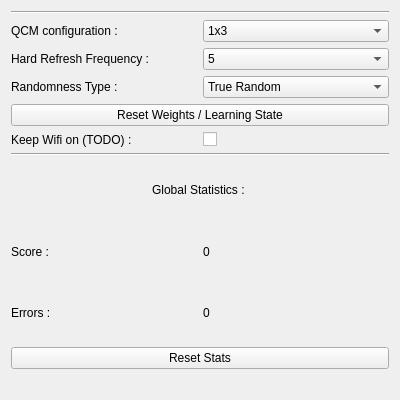
Qt form appsettings.ui (Aryetis/Obenkyobo) before a commit.
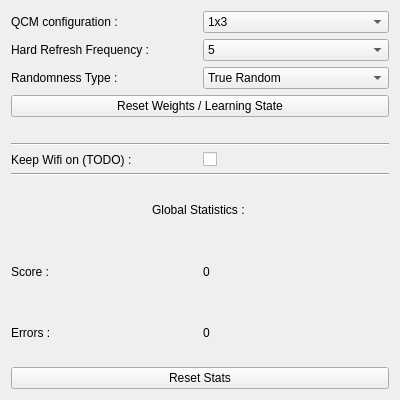
The same form after that commit.

The edit to the form file:
```diff
--- a/appsettings.ui
+++ b/appsettings.ui
@@ -22,13 +22,6 @@
      <property name="bottomMargin">
       <number>20</number>
      </property>
-     <item>
-      <widget class="Line" name="line">
-       <property name="orientation">
-        <enum>Qt::Horizontal</enum>
-       </property>
-      </widget>
-     </item>
      <item>
       <layout class="QHBoxLayout" name="nbrOfEntryLinesSettings">
        <property name="topMargin">
@@ -155,6 +148,15 @@
        </item>
       </layout>
      </item>
+    </layout>
+   </item>
+   <item>
+    <widget class="Line" name="QcmSettingLine">
+     <property name="orientation">
+      <enum>Qt::Horizontal</enum>
+     </property>
+    </widget>
+   </item>
      <item>
       <layout class="QHBoxLayout" name="WifiSetting">
        <item>
@@ -181,17 +183,17 @@
        </item>
       </layout>
      </item>
+   <item>
+    <widget class="Line" name="WifiLine">
+     <property name="orientation">
+      <enum>Qt::Horizontal</enum>
+     </property>
+    </widget>
+   </item>
      <item>
       <layout class="QHBoxLayout" name="StatsSetting">
        <item>
         <layout class="QVBoxLayout" name="StatSettingSubContainer">
-         <item>
-          <widget class="Line" name="StatsLine">
-           <property name="orientation">
-            <enum>Qt::Horizontal</enum>
-           </property>
-          </widget>
-         </item>
          <item>
           <layout class="QHBoxLayout" name="GlobalStatsLabelLayout">
            <property name="spacing">
@@ -254,8 +256,6 @@
             <string>Reset Stats</string>
            </property>
           </widget>
-         </item>
-        </layout>
        </item>
       </layout>
      </item>
```
Lines whose indentation alone changed are shown as unchanged.
